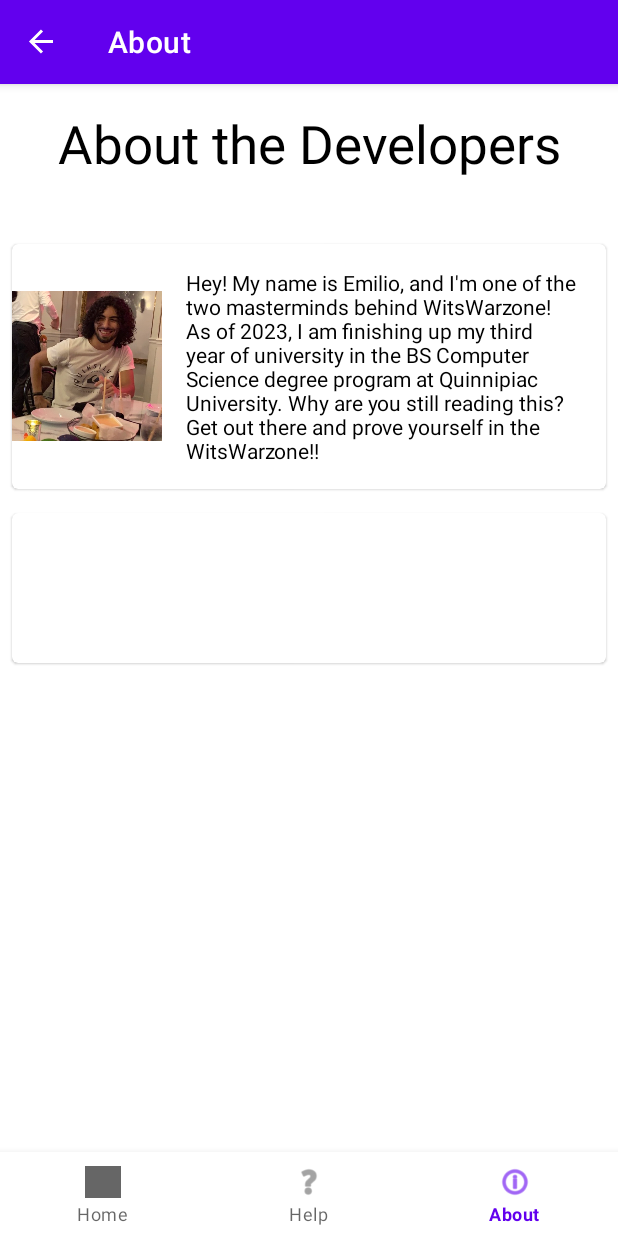
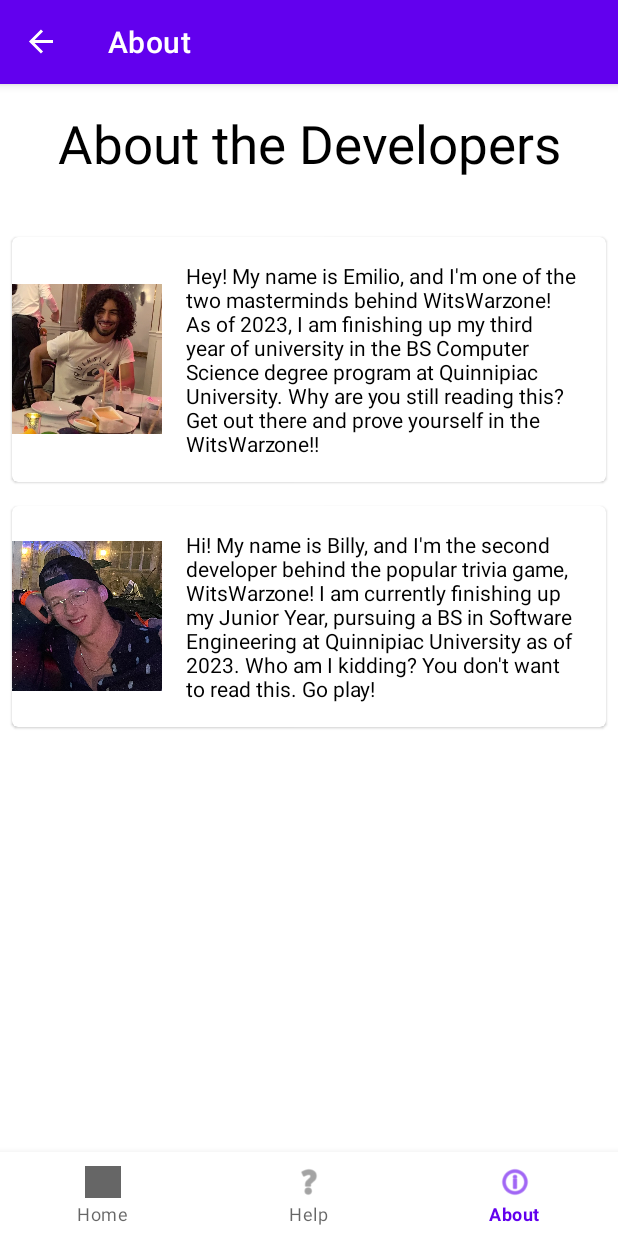
Before and after one commit to eecruz/quiz-app, an Android app: the AboutFragment screen opened through its navigation route, on a phone screen of 412 x 824 dp. Run offline under Robolectric (Android 15) with nearby library versions, the phone set to English and light mode, and no system bars; our stand-ins replace navigation-ui.

Commit message:
Added aboutfragment info

```diff
--- a/app/src/main/java/edu/quinnipiac/ser210/witswarzone/AboutFragment.kt
+++ b/app/src/main/java/edu/quinnipiac/ser210/witswarzone/AboutFragment.kt
@@ -24,9 +24,9 @@ class AboutFragment : Fragment()
         val billyBio = _binding!!.billyBio
 
         emilioImage.setImageResource(R.drawable.emilio_dev_pic)
-        //billyImage.setImageResource(R.drawable.____________)
+        billyImage.setImageResource(R.drawable.billy_dev_pic)
         emilioBio.text = getString(R.string.emilio_bio)
-        //billyBio.text = ___________
+        billyBio.text = getString(R.string.billy_bio)
 
         return binding.root
     }
--- a/app/src/main/res/values/strings.xml
+++ b/app/src/main/res/values/strings.xml
@@ -9,4 +9,5 @@
     <string name="new_quiz">New Quiz</string>
     <string name="help_text">Choose a category and the length of your quiz and test your knowledge! After completing a quiz, check your results and see how you stack up with other players. This is Wits Warzone!</string>
     <string name="emilio_bio">Hey! My name is Emilio, and I\'m one of the two masterminds behind WitsWarzone! As of 2023, I am finishing up my third year of university in the BS Computer Science degree program at Quinnipiac University. Why are you still reading this? Get out there and prove yourself in the WitsWarzone!!</string>
+    <string name="billy_bio">Hi! My name is Billy, and I\'m the second developer behind the popular trivia game, WitsWarzone! I am currently finishing up my Junior Year, pursuing a BS in Software Engineering at Quinnipiac University as of 2023. Who am I kidding? You don\'t want to read this. Go play!</string>
 </resources>
```
Also changed, not shown: app/src/main/res/drawable/billy_dev_pic.jpg (added).
